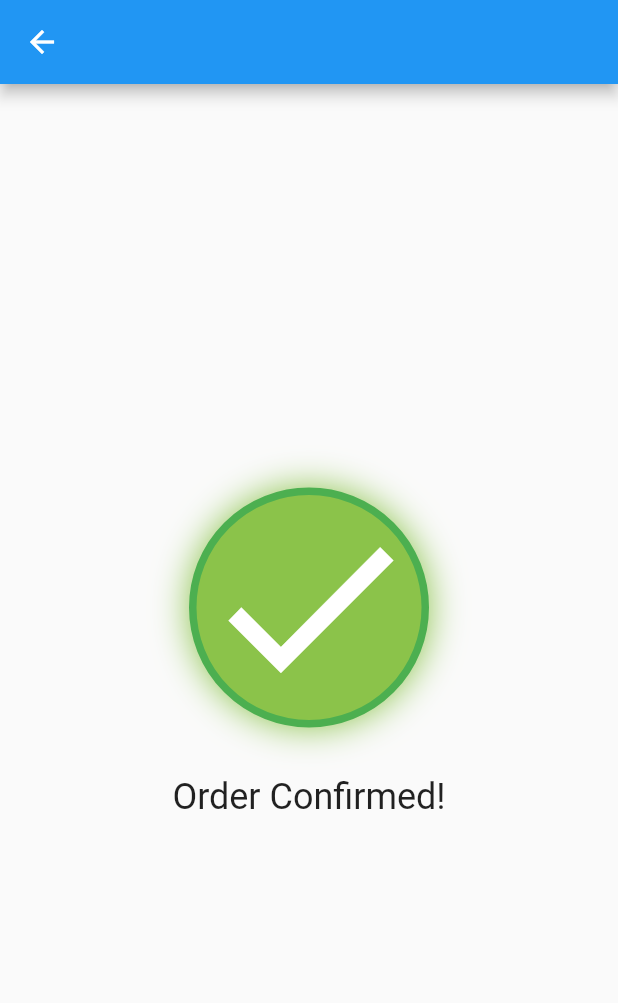
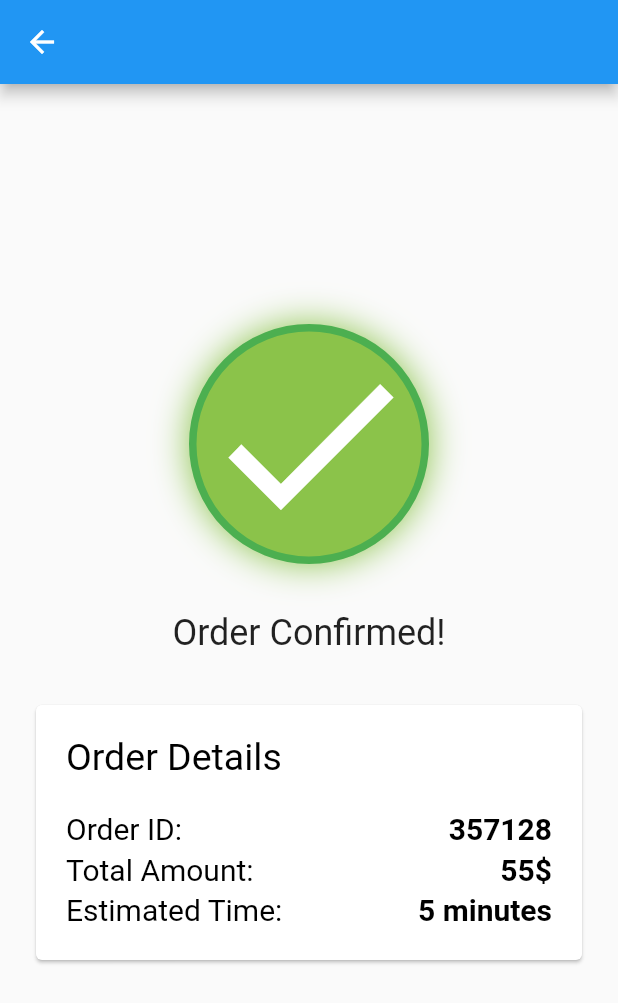
Before and after one commit to krkartikay/FoodCorner, a Flutter app: the OrderSent screen opened directly, on a phone screen of 412 x 824 dp. Shown: the top 1003 px of the screen. Run offline on Flutter 3.47's test engine with Material 2 defaults, Android fonts, the phone set to English and light mode, and no system bars; our stand-ins replace font_awesome_flutter, wave.

Commit message:
final page improvements

```diff
--- a/lib/pages/home_page.dart
+++ b/lib/pages/home_page.dart
@@ -37,6 +37,7 @@ class _HomePageState extends State<HomePage> {
             Padding(
                 padding: EdgeInsets.all(20.0),
                 child: Card(
+                  elevation: 3.0,
                   child: ListTile(
                     title: Text("Remaining Balance: "),
                     trailing: Heading1("\$$bal"),
--- a/lib/pages/ordersent_page.dart
+++ b/lib/pages/ordersent_page.dart
@@ -18,7 +18,9 @@ class OrderSent extends StatelessWidget {
                 borderRadius: BorderRadius.circular(150.0),
                 color: Colors.lightGreen,
                 border: Border.all(color: Colors.green, width: 5.0),
-                boxShadow: [BoxShadow(blurRadius: 20.0, color: Colors.lightGreen)],
+                boxShadow: [
+                  BoxShadow(blurRadius: 20.0, color: Colors.lightGreen)
+                ],
               ),
               child: Icon(
                 Icons.done,
@@ -28,6 +30,39 @@ class OrderSent extends StatelessWidget {
             ),
           ),
           Center(child: Heading1nb("Order Confirmed!")),
+          Padding(
+            padding: EdgeInsets.all(20.0),
+            child: Card(
+              child: Column(
+                crossAxisAlignment: CrossAxisAlignment.start,
+                children: [
+                  PaddedText("Order Details", size: 25.0,),
+                  Row(
+                    children: <Widget>[
+                      PaddedText("Order ID: ", size: 20.0, top: 2.0, bottom: 2.0,),
+                      Expanded(child: Container(),),
+                      PaddedText("357128", size: 20.0, bold: true, top: 2.0, bottom: 2.0,),
+                    ],
+                  ),
+                  Row(
+                    children: <Widget>[
+                      PaddedText("Total Amount: ", size: 20.0, top: 2.0, bottom: 2.0,),
+                      Expanded(child: Container(),),
+                      PaddedText("55\$", size: 20.0, bold: true, top: 2.0, bottom: 2.0,),
+                    ],
+                  ),
+                  Row(
+                    children: <Widget>[
+                      PaddedText("Estimated Time: ", size: 20.0, top: 2.0, bottom: 2.0,),
+                      Expanded(child: Container(),),
+                      PaddedText("5 minutes", size: 20.0, bold: true, top: 2.0, bottom: 2.0,),
+                    ],
+                  ),
+                  SizedBox(height: 20.0,),
+                ],
+              ),
+            ),
+          )
         ],
       ),
     );
--- a/lib/widgets/custom_wave.dart
+++ b/lib/widgets/custom_wave.dart
@@ -5,7 +5,7 @@ import 'package:wave/config.dart';
 class CustomWave extends StatelessWidget {
   @override
   Widget build(BuildContext context) {
-    // return Container();
+    return Container();
     return Column(children: [
       Container(
         height: 50.0,
```
